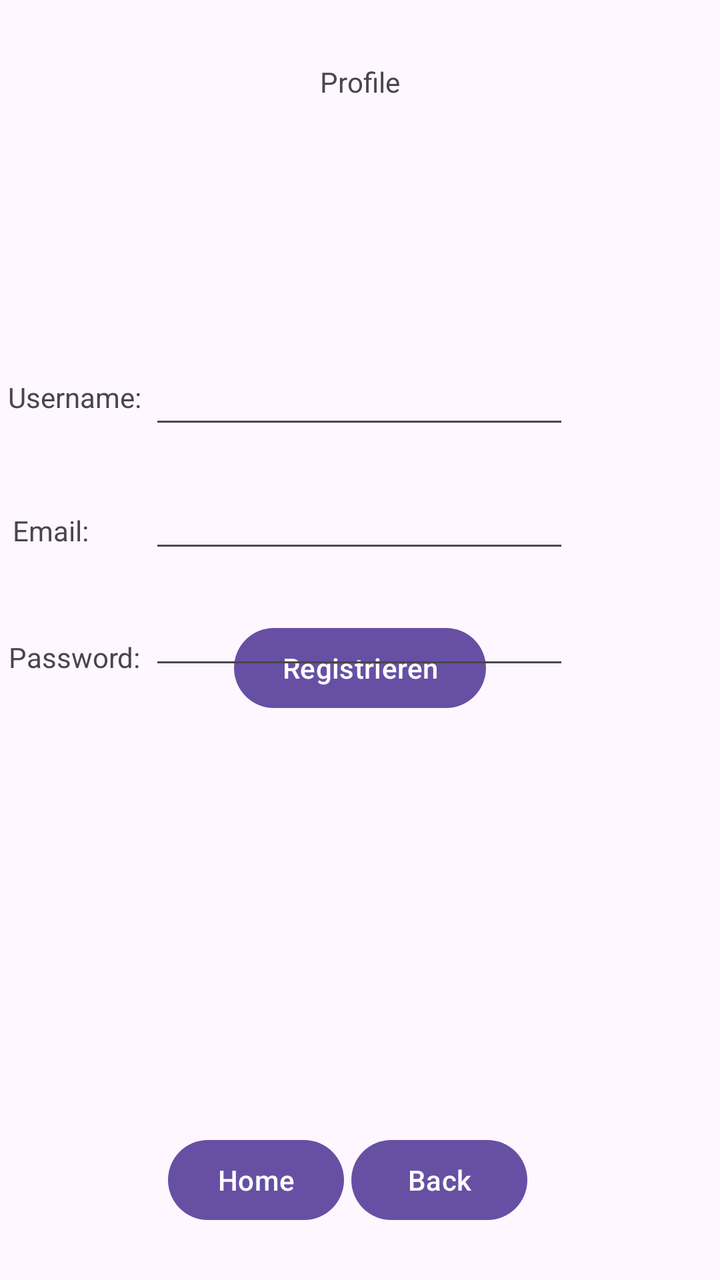
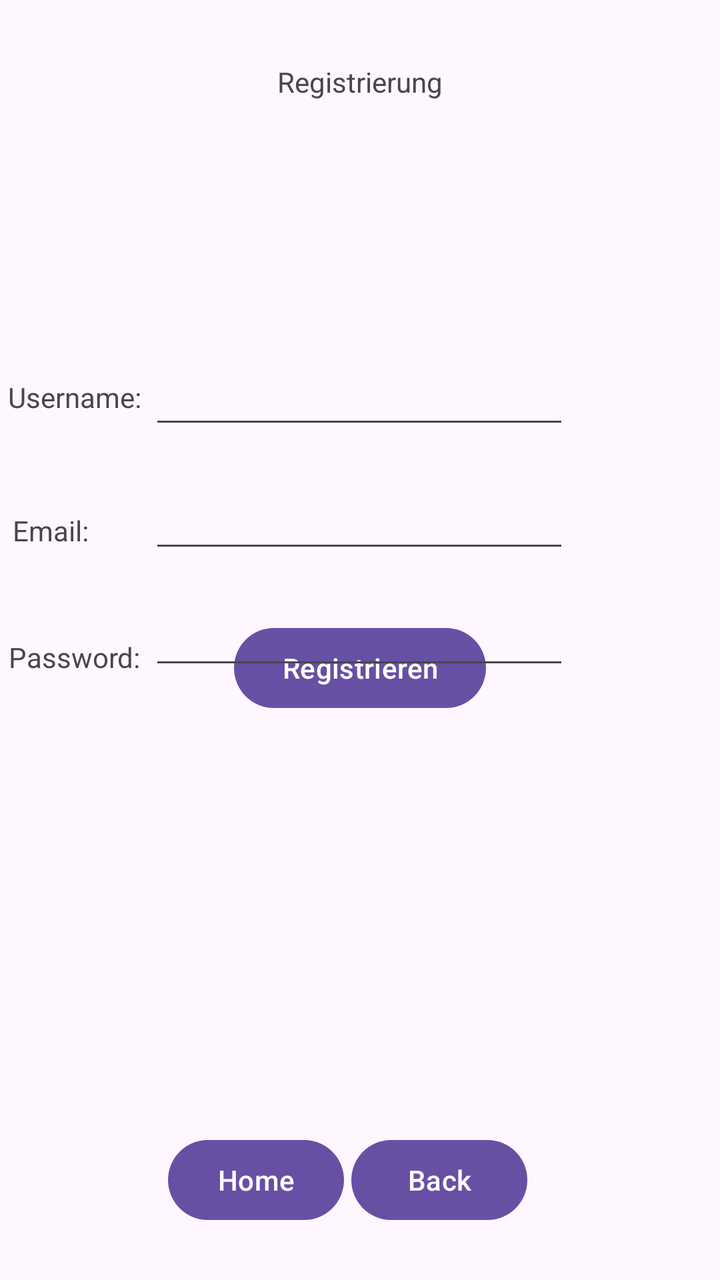

Before-and-after screenshots of an Android layout around one commit, followed by the original layout XML and the change that was made.
<!-- AndroidManifest.xml: application theme Theme.TrafficSceneAnalyser -->
<!-- res/layout/activity_register.xml -->
<?xml version="1.0" encoding="utf-8"?>
<androidx.constraintlayout.widget.ConstraintLayout xmlns:android="http://schemas.android.com/apk/res/android"
    xmlns:app="http://schemas.android.com/apk/res-auto"
    xmlns:tools="http://schemas.android.com/tools"
    android:id="@+id/main"
    android:layout_width="match_parent"
    android:layout_height="match_parent"
    tools:context=".RegisterActivity">

    <Button
        android:id="@+id/button"
        android:layout_width="wrap_content"
        android:layout_height="wrap_content"
        android:onClick="goToHome"
        android:text="Home"
        app:layout_constraintBottom_toBottomOf="parent"
        app:layout_constraintEnd_toEndOf="parent"
        app:layout_constraintHorizontal_bias="0.309"
        app:layout_constraintStart_toStartOf="parent"
        app:layout_constraintTop_toTopOf="parent"
        app:layout_constraintVertical_bias="0.956" />

    <TextView
        android:id="@+id/textView2"
        android:layout_width="wrap_content"
        android:layout_height="wrap_content"
        android:text="Profile"
        app:layout_constraintBottom_toTopOf="@+id/button"
        app:layout_constraintEnd_toEndOf="parent"
        app:layout_constraintStart_toStartOf="parent"
        app:layout_constraintTop_toTopOf="parent"
        app:layout_constraintVertical_bias="0.057" />

    <Button
        android:id="@+id/registerButton"
        android:layout_width="wrap_content"
        android:layout_height="wrap_content"
        android:layout_marginBottom="208dp"
        android:onClick="register"
        android:text="Registrieren"
        app:layout_constraintBottom_toTopOf="@+id/button"
        app:layout_constraintEnd_toEndOf="parent"
        app:layout_constraintStart_toStartOf="parent"
        app:layout_constraintTop_toBottomOf="@+id/textView2"
        app:layout_constraintVertical_bias="1.0" />

    <EditText
        android:id="@+id/userPassword"
        android:layout_width="wrap_content"
        android:layout_height="wrap_content"
        android:ems="10"
        android:inputType="textPassword"
        app:layout_constraintBottom_toTopOf="@+id/button"
        app:layout_constraintEnd_toEndOf="parent"
        app:layout_constraintHorizontal_bias="0.497"
        app:layout_constraintStart_toStartOf="parent"
        app:layout_constraintTop_toBottomOf="@+id/textView2"
        app:layout_constraintVertical_bias="0.523" />

    <TextView
        android:id="@+id/textView5"
        android:layout_width="wrap_content"
        android:layout_height="wrap_content"
        android:text="Password:"
        app:layout_constraintBottom_toTopOf="@+id/button"
        app:layout_constraintEnd_toStartOf="@+id/userPassword"
        app:layout_constraintStart_toStartOf="parent"
        app:layout_constraintTop_toBottomOf="@+id/textView2"
        app:layout_constraintVertical_bias="0.541" />

    <EditText
        android:id="@+id/userUsername"
        android:layout_width="wrap_content"
        android:layout_height="wrap_content"
        android:ems="10"
        android:inputType="textPersonName"
        app:layout_constraintBottom_toTopOf="@+id/button"
        app:layout_constraintEnd_toEndOf="parent"
        app:layout_constraintHorizontal_bias="0.497"
        app:layout_constraintStart_toStartOf="parent"
        app:layout_constraintTop_toBottomOf="@+id/textView2"
        app:layout_constraintVertical_bias="0.269" />

    <EditText
        android:id="@+id/userEmail"
        android:layout_width="wrap_content"
        android:layout_height="wrap_content"
        android:ems="10"
        android:inputType="textPersonName"
        app:layout_constraintBottom_toTopOf="@+id/button"
        app:layout_constraintEnd_toEndOf="parent"
        app:layout_constraintHorizontal_bias="0.497"
        app:layout_constraintStart_toStartOf="parent"
        app:layout_constraintTop_toBottomOf="@+id/textView2"
        app:layout_constraintVertical_bias="0.4" />

    <TextView
        android:id="@+id/textViewUsername"
        android:layout_width="wrap_content"
        android:layout_height="wrap_content"
        android:text="Username:"
        app:layout_constraintBottom_toTopOf="@+id/button"
        app:layout_constraintEnd_toStartOf="@+id/userUsername"
        app:layout_constraintHorizontal_bias="0.515"
        app:layout_constraintStart_toStartOf="parent"
        app:layout_constraintTop_toBottomOf="@+id/textView2"
        app:layout_constraintVertical_bias="0.279" />

    <TextView
        android:id="@+id/textView6"
        android:layout_width="59dp"
        android:layout_height="16dp"
        android:text="Email:"
        app:layout_constraintBottom_toTopOf="@+id/button"
        app:layout_constraintEnd_toStartOf="@+id/userEmail"
        app:layout_constraintHorizontal_bias="0.414"
        app:layout_constraintStart_toStartOf="parent"
        app:layout_constraintTop_toBottomOf="@+id/textView2"
        app:layout_constraintVertical_bias="0.411" />

    <Button
        android:id="@+id/backButton"
        android:layout_width="wrap_content"
        android:layout_height="wrap_content"
        android:onClick="goToHome"
        android:text="Back"
        app:layout_constraintBottom_toBottomOf="parent"
        app:layout_constraintEnd_toEndOf="parent"
        app:layout_constraintHorizontal_bias="0.646"
        app:layout_constraintStart_toStartOf="parent"
        app:layout_constraintTop_toTopOf="parent"
        app:layout_constraintVertical_bias="0.956" />

</androidx.constraintlayout.widget.ConstraintLayout>
<!-- resources referenced by this layout -->
<resources>
  <style name="Theme.TrafficSceneAnalyser" parent="Base.Theme.TrafficSceneAnalyser" />
  <style name="Base.Theme.TrafficSceneAnalyser" parent="Theme.Material3.DayNight.NoActionBar">
          
          
      </style>
</resources>

<!-- the commit's change to res/layout/activity_register.xml (unified diff, before → after) -->
@@ -1,4 +1,3 @@
-<?xml version="1.0" encoding="utf-8"?>
 <androidx.constraintlayout.widget.ConstraintLayout xmlns:android="http://schemas.android.com/apk/res/android"
     xmlns:app="http://schemas.android.com/apk/res-auto"
     xmlns:tools="http://schemas.android.com/tools"
@@ -24,7 +23,7 @@
         android:id="@+id/textView2"
         android:layout_width="wrap_content"
         android:layout_height="wrap_content"
-        android:text="Profile"
+        android:text="Registrierung"
         app:layout_constraintBottom_toTopOf="@+id/button"
         app:layout_constraintEnd_toEndOf="parent"
         app:layout_constraintStart_toStartOf="parent"
@@ -122,7 +121,7 @@
         android:id="@+id/backButton"
         android:layout_width="wrap_content"
         android:layout_height="wrap_content"
-        android:onClick="goToHome"
+        android:onClick="goToProfile"
         android:text="Back"
         app:layout_constraintBottom_toBottomOf="parent"
         app:layout_constraintEnd_toEndOf="parent"
